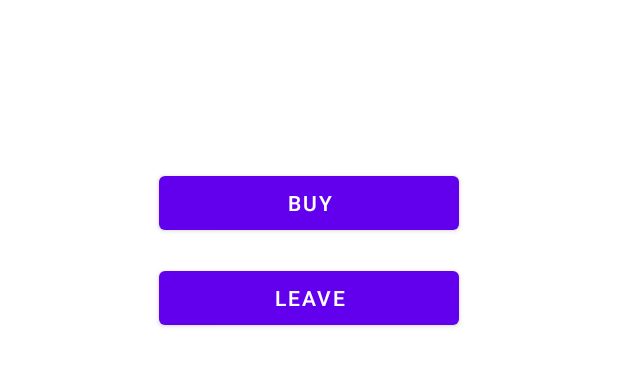
After one commit to tarun42/Deshantan_AR-Business, an Android app: the layout not_owned_dialog_box.xml on its own in the app's theme, with its tools: preview values and no code run, on a phone screen of 412 x 824 dp. The commit adds this screen. Shown: the top 366 px of the screen. Run offline under Robolectric (Android 15) with nearby library versions, the phone set to English and light mode, and no system bars.

Commit message:
added dialog box

```diff
--- a/app/src/main/java/com/manet/deshatan/dataModels/Game.java
+++ b/app/src/main/java/com/manet/deshatan/dataModels/Game.java
@@ -1,11 +1,13 @@
 package com.manet.deshatan.dataModels;
 
 import java.util.ArrayList;
+import java.util.HashMap;
 
 public class Game {
     ArrayList<Player> players;
     String owner,turn;
     Boolean startGame;
+    HashMap<String,String> monuments;
 
     public Boolean getStartGame() {
         return startGame;
--- /dev/null
+++ b/app/src/main/res/layout/not_owned_dialog_box.xml
@@ -0,0 +1,45 @@
+<?xml version="1.0" encoding="utf-8"?>
+<LinearLayout xmlns:android="http://schemas.android.com/apk/res/android"
+    android:layout_width="match_parent"
+    android:layout_height="match_parent"
+    android:orientation="vertical">
+
+    <RelativeLayout
+        android:layout_width="match_parent"
+        android:layout_height="80dp"
+        >
+        <!--    //ADD IMAGE HERE-->
+        <TextView
+            android:layout_width="match_parent"
+            android:layout_height="match_parent"
+            android:padding="50dp"
+            android:id="@+id/place"
+            ></TextView>
+    </RelativeLayout>
+
+    <LinearLayout
+        android:layout_width="match_parent"
+        android:layout_height="wrap_content"
+        android:orientation="vertical"
+        android:padding="16dp">
+
+        <Button
+            android:id="@+id/buy"
+            android:layout_width="200dp"
+            android:layout_height="wrap_content"
+            android:layout_gravity="center"
+            android:layout_marginTop="15dp"
+            android:text="Buy"
+            />
+        <Button
+            android:id="@+id/leave"
+            android:layout_width="200dp"
+            android:layout_height="wrap_content"
+            android:layout_gravity="center"
+            android:layout_marginTop="15dp"
+            android:text="Leave"
+            />
+
+    </LinearLayout>
+
+</LinearLayout>
```
Also changed, not shown: app/src/main/java/com/manet/deshatan/gameAcitivity/GameActivity.java (+16 -2 lines), app/src/main/res/layout/owned_dialog_box.xml (added, +36 -0 lines).
